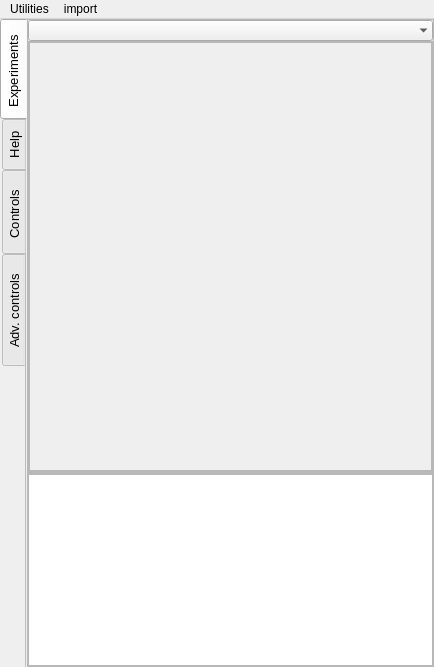
Above: SEEL_Apps/templates/single_col_exp.ui from jithinbp/SEELablet-apps before the change. Below: the same form after it.
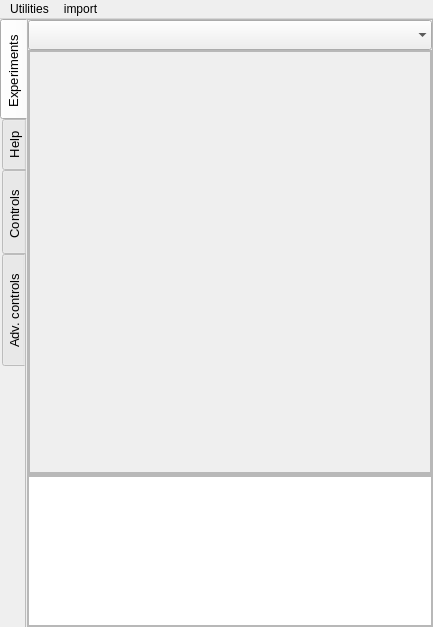
That is the form after the change.

```diff
--- a/SEEL_Apps/templates/single_col_exp.ui
+++ b/SEEL_Apps/templates/single_col_exp.ui
@@ -6,8 +6,8 @@
    <rect>
     <x>0</x>
     <y>0</y>
-    <width>434</width>
-    <height>667</height>
+    <width>433</width>
+    <height>627</height>
    </rect>
   </property>
   <property name="minimumSize">
@@ -103,6 +103,19 @@
            </property>
            <item>
             <widget class="QComboBox" name="subSections">
+             <property name="minimumSize">
+              <size>
+               <width>0</width>
+               <height>30</height>
+              </size>
+             </property>
+             <property name="font">
+              <font>
+               <pointsize>12</pointsize>
+               <weight>50</weight>
+               <bold>false</bold>
+              </font>
+             </property>
              <property name="duplicatesEnabled">
               <bool>true</bool>
              </property>
@@ -140,7 +153,7 @@
                 <x>0</x>
                 <y>0</y>
                 <width>400</width>
-                <height>417</height>
+                <height>416</height>
                </rect>
               </property>
               <property name="sizePolicy">
@@ -185,12 +198,15 @@
                   </property>
                   <item row="0" column="0">
                    <layout class="QGridLayout" name="ExperimentLayout" columnstretch="0" columnminimumwidth="0">
-                    <property name="margin">
+                    <property name="horizontalSpacing">
                      <number>5</number>
                     </property>
-                    <property name="spacing">
+                    <property name="verticalSpacing">
                      <number>7</number>
                     </property>
+                    <property name="margin">
+                     <number>3</number>
+                    </property>
                    </layout>
                   </item>
                  </layout>
@@ -241,7 +257,7 @@
              <property name="maximumSize">
               <size>
                <width>16777215</width>
-               <height>16777215</height>
+               <height>150</height>
               </size>
              </property>
              <property name="verticalScrollBarPolicy">
@@ -254,8 +270,8 @@
               <string>&lt;!DOCTYPE HTML PUBLIC &quot;-//W3C//DTD HTML 4.0//EN&quot; &quot;http://www.w3.org/TR/REC-html40/strict.dtd&quot;&gt;
 &lt;html&gt;&lt;head&gt;&lt;meta name=&quot;qrichtext&quot; content=&quot;1&quot; /&gt;&lt;style type=&quot;text/css&quot;&gt;
 p, li { white-space: pre-wrap; }
-&lt;/style&gt;&lt;/head&gt;&lt;body style=&quot; font-family:'Ubuntu'; font-size:11pt; font-weight:400; font-style:normal;&quot;&gt;
-&lt;p style=&quot;-qt-paragraph-type:empty; margin-top:0px; margin-bottom:0px; margin-left:0px; margin-right:0px; -qt-block-indent:0; text-indent:0px;&quot;&gt;&lt;br /&gt;&lt;/p&gt;&lt;/body&gt;&lt;/html&gt;</string>
+&lt;/style&gt;&lt;/head&gt;&lt;body style=&quot; font-family:'Ubuntu'; font-size:10pt; font-weight:400; font-style:normal;&quot;&gt;
+&lt;p style=&quot;-qt-paragraph-type:empty; margin-top:0px; margin-bottom:0px; margin-left:0px; margin-right:0px; -qt-block-indent:0; text-indent:0px; font-size:11pt;&quot;&gt;&lt;br /&gt;&lt;/p&gt;&lt;/body&gt;&lt;/html&gt;</string>
              </property>
              <property name="textInteractionFlags">
               <set>Qt::LinksAccessibleByKeyboard|Qt::LinksAccessibleByMouse</set>
@@ -500,7 +516,7 @@
     <rect>
      <x>0</x>
      <y>0</y>
-     <width>434</width>
+     <width>433</width>
      <height>25</height>
     </rect>
    </property>
```
Left out of the diff: 8 changed lines with no effect on the pictures.
